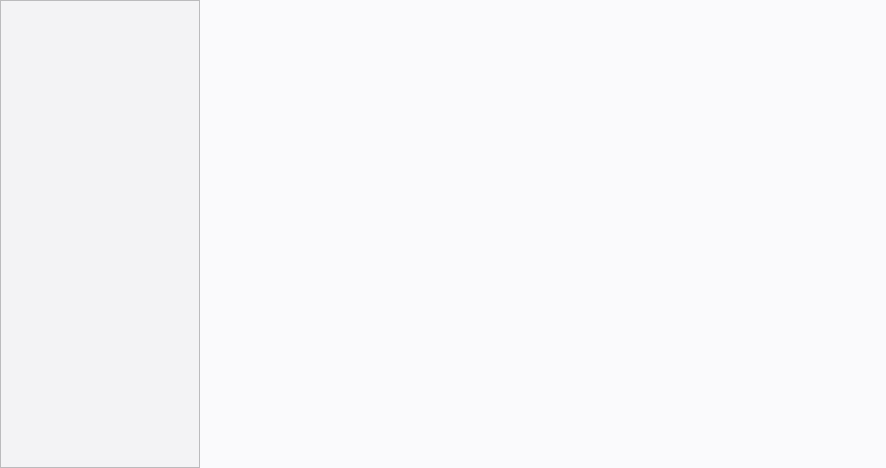
First picture: the form in main2window.ui, repository cuncinc/CloudMusic_Qt, before the edit.
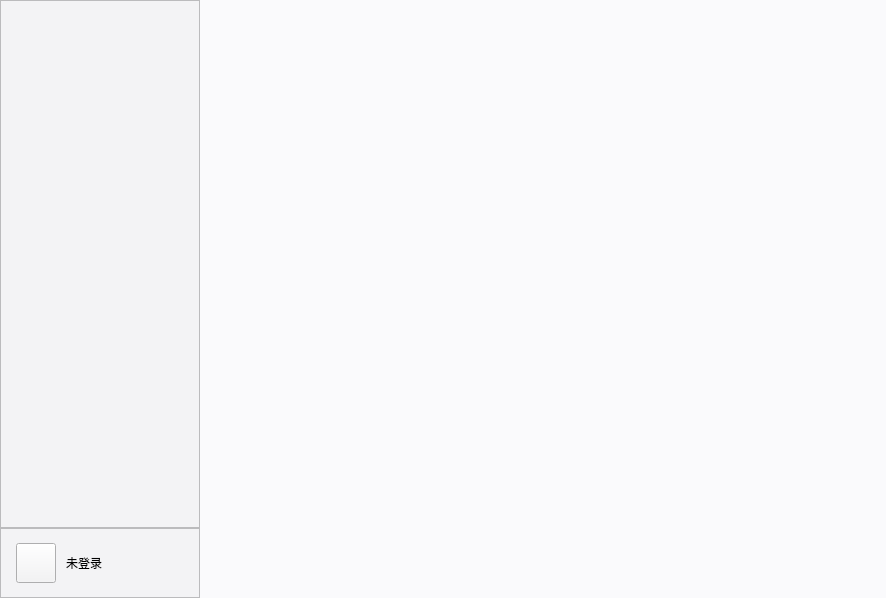
Second picture: the form after the edit. Icons and pictures are not drawn. Custom widgets are drawn as their Qt base class.

What changed in the file:
```diff
--- a/main2window.ui
+++ b/main2window.ui
@@ -7,7 +7,7 @@
     <x>0</x>
     <y>0</y>
     <width>886</width>
-    <height>468</height>
+    <height>598</height>
    </rect>
   </property>
   <property name="font">
@@ -36,6 +36,11 @@
      <number>0</number>
     </property>
     <item>
+     <layout class="QVBoxLayout" name="verticalLayout">
+      <property name="spacing">
+       <number>0</number>
+      </property>
+      <item>
      <widget class="NavListView" name="navigation">
       <property name="sizePolicy">
        <sizepolicy hsizetype="Preferred" vsizetype="MinimumExpanding">
@@ -239,6 +244,97 @@
      </widget>
     </item>
     <item>
+       <widget class="QFrame" name="frame">
+        <property name="sizePolicy">
+         <sizepolicy hsizetype="Fixed" vsizetype="Preferred">
+          <horstretch>0</horstretch>
+          <verstretch>0</verstretch>
+         </sizepolicy>
+        </property>
+        <property name="minimumSize">
+         <size>
+          <width>200</width>
+          <height>70</height>
+         </size>
+        </property>
+        <property name="maximumSize">
+         <size>
+          <width>200</width>
+          <height>70</height>
+         </size>
+        </property>
+        <property name="styleSheet">
+         <string notr="true">background-color: rgb(243, 243, 245);</string>
+        </property>
+        <property name="frameShape">
+         <enum>QFrame::StyledPanel</enum>
+        </property>
+        <property name="frameShadow">
+         <enum>QFrame::Raised</enum>
+        </property>
+        <layout class="QHBoxLayout" name="horizontalLayout_2">
+         <property name="spacing">
+          <number>10</number>
+         </property>
+         <property name="leftMargin">
+          <number>15</number>
+         </property>
+         <property name="topMargin">
+          <number>0</number>
+         </property>
+         <property name="rightMargin">
+          <number>0</number>
+         </property>
+         <property name="bottomMargin">
+          <number>0</number>
+         </property>
+         <item>
+          <widget class="QPushButton" name="avatarButton">
+           <property name="minimumSize">
+            <size>
+             <width>40</width>
+             <height>40</height>
+            </size>
+           </property>
+           <property name="maximumSize">
+            <size>
+             <width>40</width>
+             <height>40</height>
+            </size>
+           </property>
+           <property name="text">
+            <string/>
+           </property>
+           <property name="icon">
+            <iconset resource="res.qrc">
+             <normaloff>:/img/default-avatar</normaloff>:/img/default-avatar</iconset>
+           </property>
+           <property name="iconSize">
+            <size>
+             <width>40</width>
+             <height>40</height>
+            </size>
+           </property>
+          </widget>
+         </item>
+         <item>
+          <widget class="QLabel" name="nickNameLabel">
+           <property name="font">
+            <font>
+             <family>Microsoft YaHei</family>
+            </font>
+           </property>
+           <property name="text">
+            <string>未登录</string>
+           </property>
+          </widget>
+         </item>
+        </layout>
+       </widget>
+      </item>
+     </layout>
+    </item>
+    <item>
      <widget class="QStackedWidget" name="stackedWidget">
       <property name="sizePolicy">
        <sizepolicy hsizetype="MinimumExpanding" vsizetype="MinimumExpanding">
```
Left out of the diff: 4 changed lines with no effect on the pictures. Lines whose indentation alone changed are shown as unchanged.
